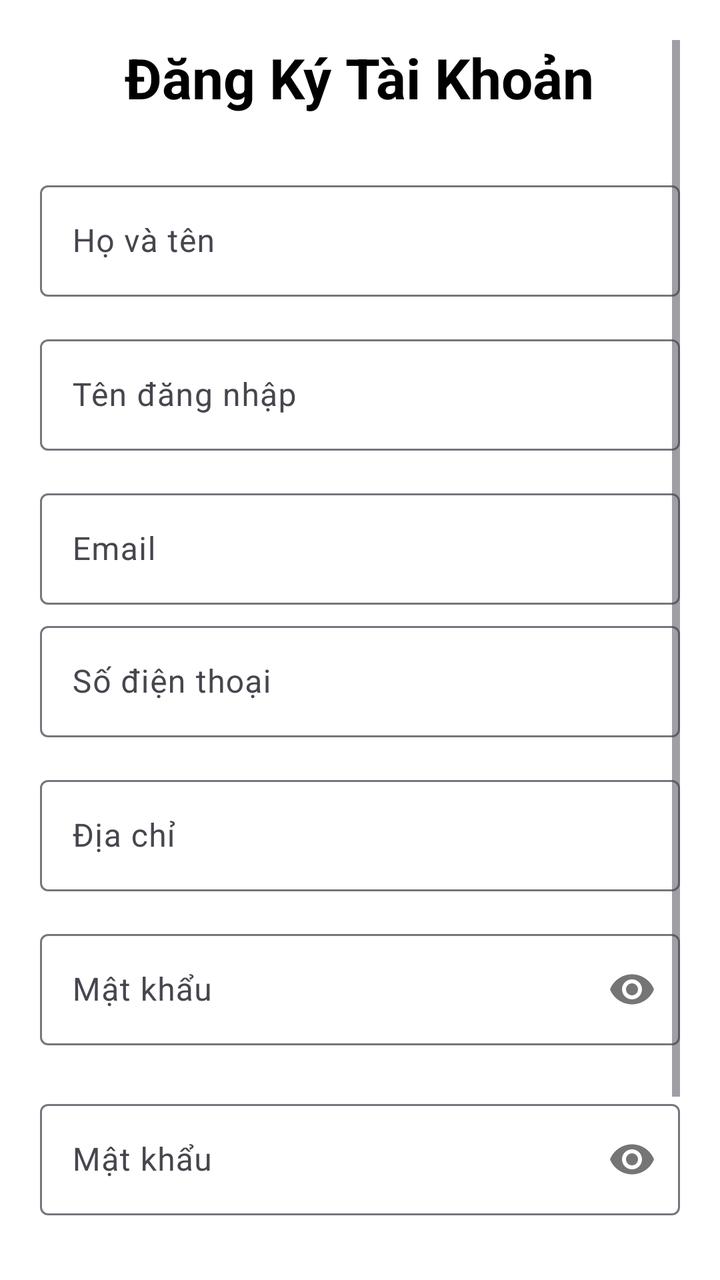
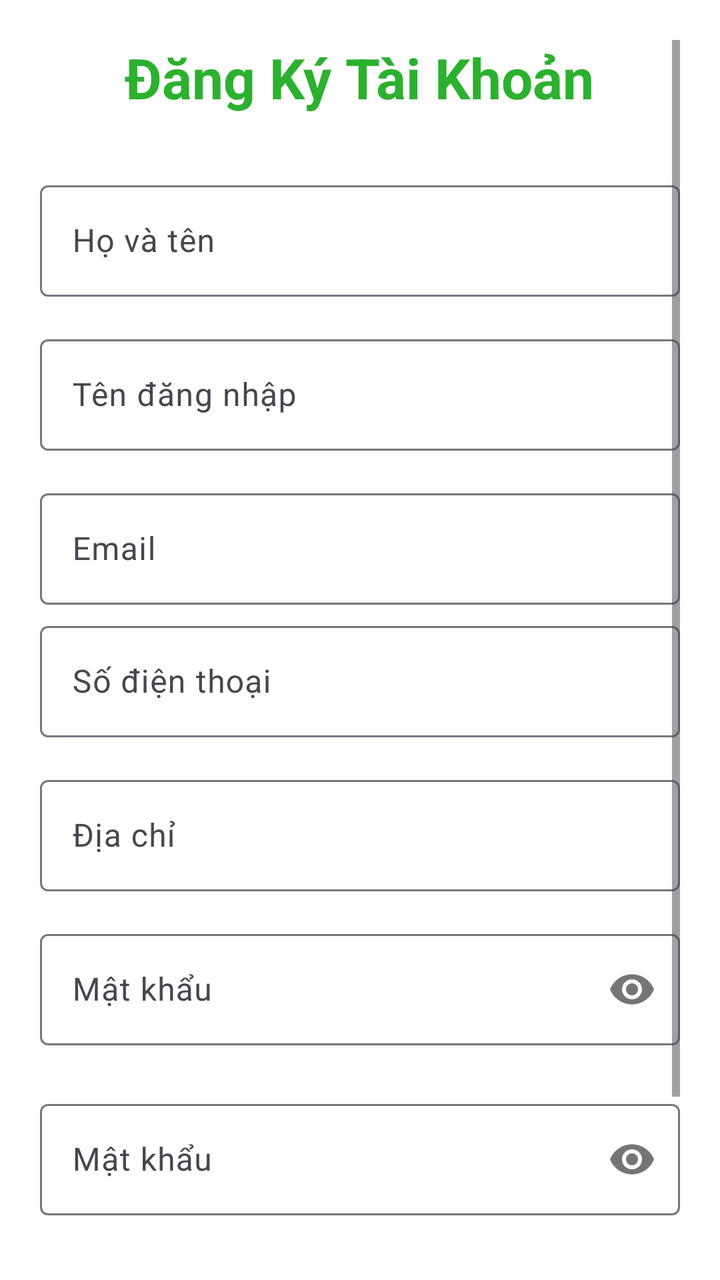

Screens rendered from an Android XML layout before and after an edit, with the pre-edit source and the edit as a unified diff.
<!-- AndroidManifest.xml: application theme Theme.BookApp -->
<!-- res/layout/activity_register.xml -->
<?xml version="1.0" encoding="utf-8"?>
<ScrollView xmlns:android="http://schemas.android.com/apk/res/android"
    xmlns:app="http://schemas.android.com/apk/res-auto"
    android:layout_width="match_parent"
    android:layout_height="match_parent"
    android:padding="20dp"
    android:background="@color/white">

    <LinearLayout
        android:layout_width="match_parent"
        android:layout_height="wrap_content"
        android:orientation="vertical"
        android:gravity="center">

        
        <TextView
            android:layout_width="wrap_content"
            android:layout_height="wrap_content"
            android:text="Đăng Ký Tài Khoản"
            android:textSize="28sp"
            android:textStyle="bold"
            android:textColor="@color/black"
            android:layout_marginBottom="30dp" />

        
        <com.google.android.material.textfield.TextInputLayout
            android:layout_width="match_parent"
            android:layout_height="wrap_content"
            android:layout_marginBottom="16dp">

            <com.google.android.material.textfield.TextInputEditText
                android:id="@+id/etFullName"
                android:layout_width="match_parent"
                android:layout_height="wrap_content"
                android:hint="Họ và tên"
                android:inputType="textPersonName" />

        </com.google.android.material.textfield.TextInputLayout>

        
        <com.google.android.material.textfield.TextInputLayout
            android:layout_width="match_parent"
            android:layout_height="wrap_content"
            android:layout_marginBottom="16dp">

            <com.google.android.material.textfield.TextInputEditText
                android:id="@+id/etUsername"
                android:layout_width="match_parent"
                android:layout_height="wrap_content"
                android:hint="Tên đăng nhập"
                android:inputType="text" />

        </com.google.android.material.textfield.TextInputLayout>

        
        <com.google.android.material.textfield.TextInputLayout
            android:layout_width="match_parent"
            android:layout_height="wrap_content"
            android:layout_marginBottom="16px">

            <com.google.android.material.textfield.TextInputEditText
                android:id="@+id/etEmail"
                android:layout_width="match_parent"
                android:layout_height="wrap_content"
                android:hint="Email"
                android:inputType="textEmailAddress" />

        </com.google.android.material.textfield.TextInputLayout>

        
        <com.google.android.material.textfield.TextInputLayout
            android:layout_width="match_parent"
            android:layout_height="wrap_content"
            android:layout_marginBottom="16dp">

            <com.google.android.material.textfield.TextInputEditText
                android:id="@+id/etPhone"
                android:layout_width="match_parent"
                android:layout_height="wrap_content"
                android:hint="Số điện thoại"
                android:inputType="phone" />

        </com.google.android.material.textfield.TextInputLayout>

        
        <com.google.android.material.textfield.TextInputLayout
            android:layout_width="match_parent"
            android:layout_height="wrap_content"
            android:layout_marginBottom="16dp">

            <com.google.android.material.textfield.TextInputEditText
                android:id="@+id/etAddress"
                android:layout_width="match_parent"
                android:layout_height="wrap_content"
                android:hint="Địa chỉ"
                android:inputType="textPostalAddress" />

        </com.google.android.material.textfield.TextInputLayout>

        
        <com.google.android.material.textfield.TextInputLayout
            android:layout_width="match_parent"
            android:layout_height="wrap_content"
            android:layout_marginBottom="24dp"
            app:passwordToggleEnabled="true">
            <com.google.android.material.textfield.TextInputEditText
                android:id="@+id/etPassword"
                android:layout_width="match_parent"
                android:layout_height="wrap_content"
                android:hint="Mật khẩu"
                android:inputType="textPassword" />
        </com.google.android.material.textfield.TextInputLayout>

        
        <com.google.android.material.textfield.TextInputLayout
            android:layout_width="match_parent"
            android:layout_height="wrap_content"
            android:layout_marginBottom="24dp"
            app:passwordToggleEnabled="true">
            <com.google.android.material.textfield.TextInputEditText
                android:id="@+id/etConfirmPassword"
                android:layout_width="match_parent"
                android:layout_height="wrap_content"
                android:hint="Mật khẩu"
                android:inputType="textPassword" />
        </com.google.android.material.textfield.TextInputLayout>

        
        <Button
            android:id="@+id/btnRegister"
            android:layout_width="match_parent"
            android:layout_height="50dp"
            android:text="ĐĂNG KÝ"
            android:textColor="@color/white"
            android:background="@color/black"
            android:textStyle="bold"
            android:layout_marginBottom="16dp" />

        
        <TextView
            android:id="@+id/tvBackToLogin"
            android:layout_width="wrap_content"
            android:layout_height="wrap_content"
            android:text="← Quay lại đăng nhập"
            android:textColor="@color/blue"
            android:textSize="14sp"
            android:layout_marginTop="10dp"
            android:clickable="true"
            android:focusable="true" />

    </LinearLayout>

</ScrollView>
<!-- resources referenced by this layout -->
<resources>
  <color name="black">#FF000000</color>
  <color name="blue">#FF2196F3</color>
  <color name="white">#FFFFFFFF</color>
  <style name="Theme.BookApp" parent="Base.Theme.BookApp" />
  <style name="Base.Theme.BookApp" parent="Theme.Material3.DayNight.NoActionBar">
          
          
      </style>
</resources>

<!-- the commit's change to res/layout/activity_register.xml (unified diff, before → after) -->
@@ -19,7 +19,7 @@
             android:text="Đăng Ký Tài Khoản"
             android:textSize="28sp"
             android:textStyle="bold"
-            android:textColor="@color/black"
+            android:textColor="#2cb02f"
             android:layout_marginBottom="30dp" />
 
         
@@ -132,7 +132,7 @@
             android:layout_height="50dp"
             android:text="ĐĂNG KÝ"
             android:textColor="@color/white"
-            android:background="@color/black"
+            android:backgroundTint="#2cb02f"
             android:textStyle="bold"
             android:layout_marginBottom="16dp" />
 
<!-- resource entries referenced after the edit -->
@@ -1,6 +1,5 @@
 <!-- resources referenced by this layout -->
 <resources>
-  <color name="black">#FF000000</color>
   <color name="blue">#FF2196F3</color>
   <color name="white">#FFFFFFFF</color>
   <style name="Theme.BookApp" parent="Base.Theme.BookApp" />
